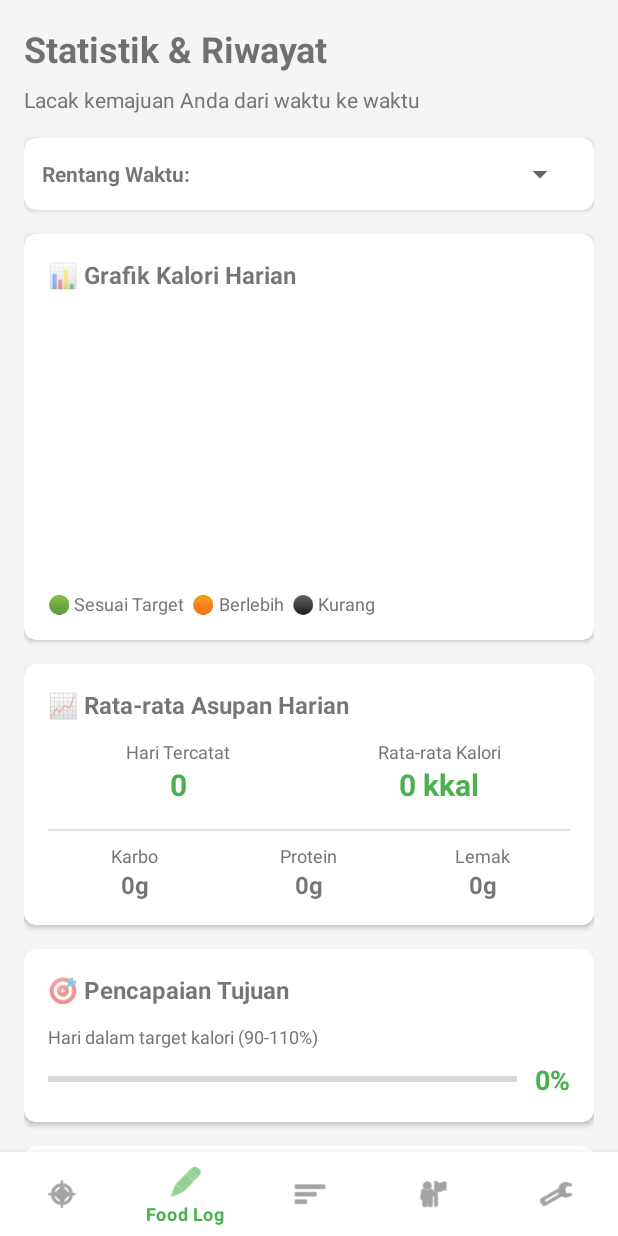
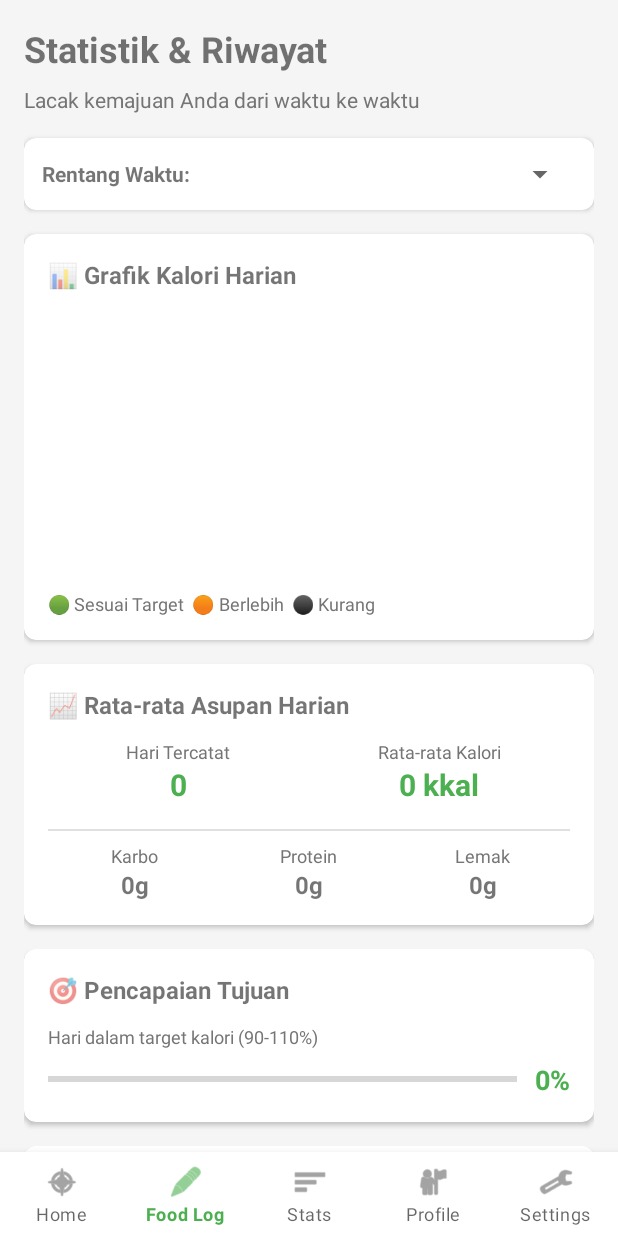
Before and after one commit to TrendoD/Nutri-Mate, an Android app: the StatisticsActivity screen opened directly, with no data from a screen before it, item 2 of the bottom bar chosen, on a phone screen of 412 x 824 dp. Run offline under Robolectric (Android 15) with nearby library versions, the phone set to English and light mode, and no system bars; our stand-ins replace Room's generated code; 1 statement that could not run was skipped.

Commit message:
Perbaiki Navbar pada StatistikActivity untuk konsisten sama navbar mainactivity

```diff
--- a/app/src/main/res/layout/activity_statistics.xml
+++ b/app/src/main/res/layout/activity_statistics.xml
@@ -493,9 +493,10 @@ Mulai catat makanan Anda untuk melihat statistik!"
     <com.google.android.material.bottomnavigation.BottomNavigationView
         android:id="@+id/bottomNavigation"
         android:layout_width="match_parent"
-        android:layout_height="wrap_content"
+        android:layout_height="56dp"
         android:layout_gravity="bottom"
         android:background="@android:color/white"
-        app:menu="@menu/bottom_nav_menu" />
+        app:menu="@menu/bottom_nav_menu"
+        app:labelVisibilityMode="labeled"/>
 
 </androidx.coordinatorlayout.widget.CoordinatorLayout>
```
Also changed, not shown: 2 other files.
